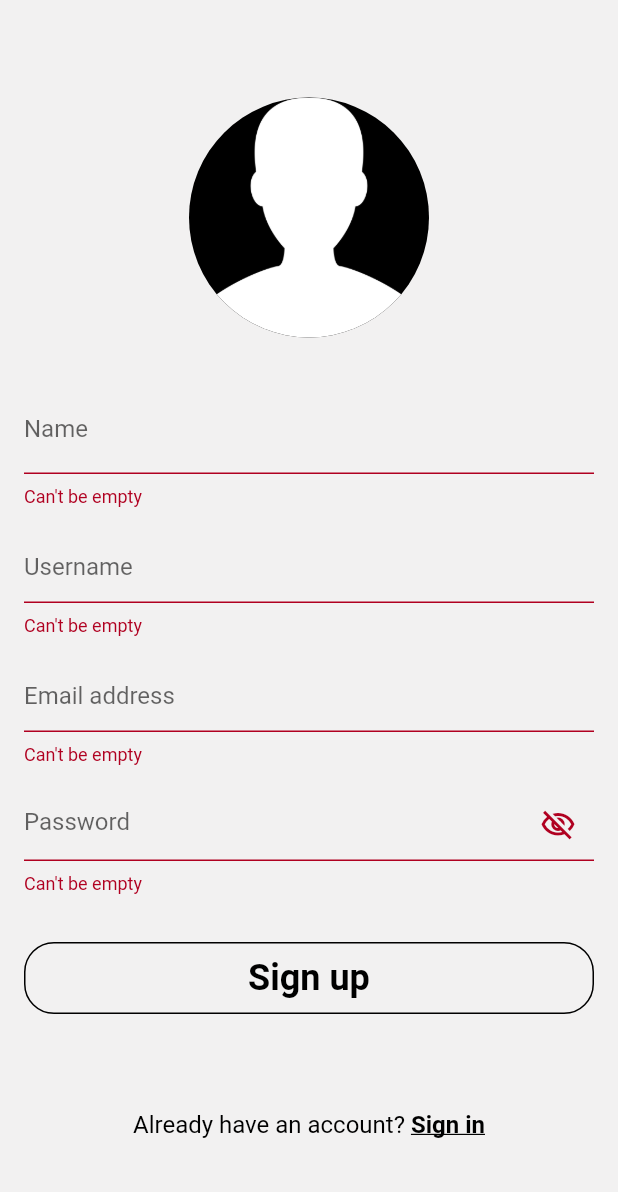
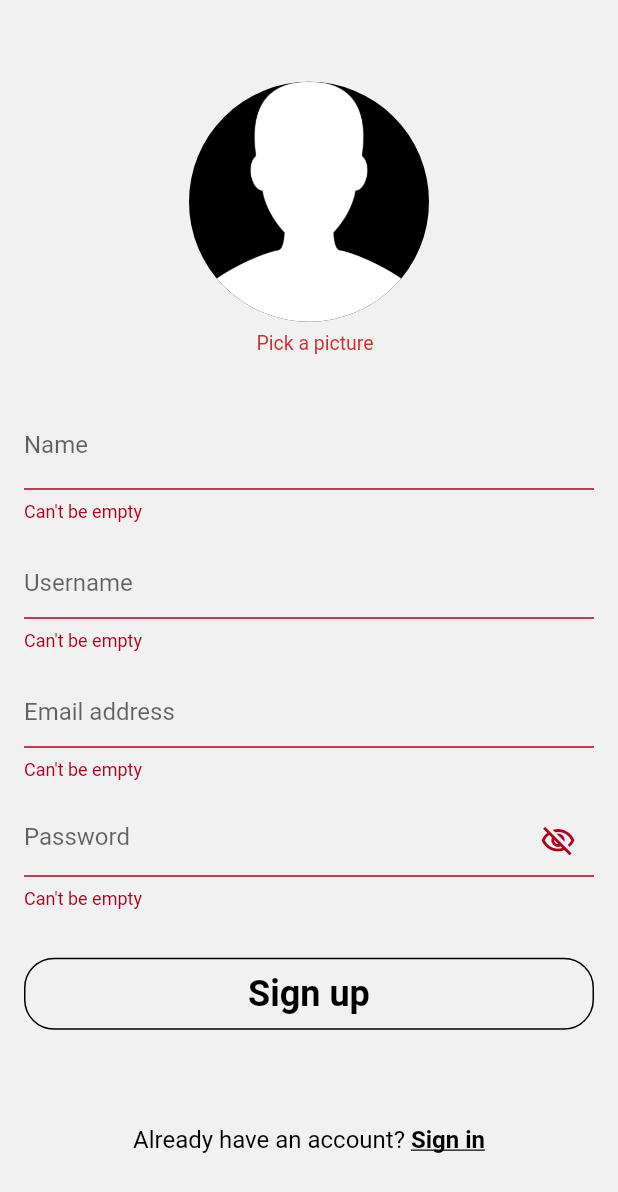
Before and after one commit to lutzzdias/quote_void, a Flutter app: the SignUpScreen screen opened by its route, after a tap on "Sign up", on a phone screen of 412 x 824 dp. Shown: the top 1192 px of the screen. Run offline on Flutter 3.47's test engine with Material 2 defaults, Android fonts, the phone set to English and light mode, and no system bars; our stand-ins replace cloud_firestore, firebase_auth, firebase_core, firebase_storage, flutter_riverpod, go_router and 3 more; accounts and stored records are empty; network calls fail.

Commit message:
feat: add image form validation

```diff
--- a/lib/src/constants/theme/app_text_style.dart
+++ b/lib/src/constants/theme/app_text_style.dart
@@ -70,4 +70,11 @@ class AppTextStyle {
     fontWeight: FontWeight.bold,
     color: Colors.black,
   );
+
+  static final error = TextStyle(
+    fontStyle: FontStyle.normal,
+    fontSize: 13,
+    color: Colors.red[700],
+    height: 0.5,
+  );
 }
--- /dev/null
+++ b/lib/src/features/authentication/presentation/sign_up/widgets/image_form_field.dart
@@ -0,0 +1,80 @@
+import 'dart:io';
+
+import 'package:flutter/material.dart';
+import 'package:flutter_riverpod/flutter_riverpod.dart';
+import 'package:image_picker/image_picker.dart';
+import 'package:quote_void/src/constants/app_sizes.dart';
+import 'package:quote_void/src/constants/theme/app_colors.dart';
+import 'package:quote_void/src/constants/theme/app_text_style.dart';
+import 'package:quote_void/src/utils/image_helper.dart';
+
+class ImageFormField extends ConsumerStatefulWidget {
+  const ImageFormField({
+    super.key,
+    required this.validator,
+    required this.onChanged,
+  });
+
+  final String? Function(File?) validator;
+  final Function(File) onChanged;
+
+  @override
+  ConsumerState<ImageFormField> createState() => _ImageFormFieldState();
+}
+
+class _ImageFormFieldState extends ConsumerState<ImageFormField> {
+  File? _pickedFile;
+
+  Future<void> pickImage(final ref, final formFieldState) async {
+    final ImageHelper imageHelper = ref.watch(imageHelperProvider);
+    final XFile? file = await imageHelper.pickImage();
+    if (file != null) {
+      final croppedFile = await imageHelper.cropImage(file: file);
+      if (croppedFile != null) {
+        setState(() => _pickedFile = File(croppedFile.path));
+        formFieldState.didChange(_pickedFile);
+        widget.onChanged.call(_pickedFile!);
+      }
+    }
+  }
+
+  @override
+  Widget build(BuildContext context) {
+    return FormField<File>(
+      validator: (file) => widget.validator(file),
+      builder: (formFieldState) => Column(
+        children: [
+          GestureDetector(
+            onTap: () async => await pickImage(ref, formFieldState),
+            child: Center(
+              child: FittedBox(
+                fit: BoxFit.contain,
+                child: CircleAvatar(
+                  radius: Sizes.p80,
+                  backgroundColor: AppColors.black,
+                  backgroundImage: _pickedFile == null
+                      ? const AssetImage(
+                              'assets/images/default-profile-pic.png')
+                          as ImageProvider
+                      : FileImage(
+                          File(_pickedFile!.path),
+                        ),
+                ),
+              ),
+            ),
+          ),
+          if (formFieldState.hasError) ...[
+            gapH4,
+            Padding(
+              padding: const EdgeInsets.only(left: 8, top: 10),
+              child: Text(
+                formFieldState.errorText!,
+                style: AppTextStyle.error,
+              ),
+            ),
+          ]
+        ],
+      ),
+    );
+  }
+}
--- a/lib/src/features/authentication/presentation/sign_up/widgets/sign_up_form.dart
+++ b/lib/src/features/authentication/presentation/sign_up/widgets/sign_up_form.dart
@@ -3,10 +3,9 @@ import 'dart:io';
 import 'package:firebase_storage/firebase_storage.dart';
 import 'package:flutter/material.dart';
 import 'package:flutter_riverpod/flutter_riverpod.dart';
-import 'package:quote_void/src/utils/image_helper.dart';
+import 'package:quote_void/src/features/authentication/presentation/sign_up/widgets/image_form_field.dart';
 import 'package:quote_void/src/widgets/password_field.dart';
 import 'package:quote_void/src/constants/app_sizes.dart';
-import 'package:quote_void/src/constants/theme/app_colors.dart';
 import 'package:quote_void/src/features/authentication/presentation/sign_up/sign_up_controller.dart';
 import 'package:quote_void/src/features/authentication/presentation/widgets/auth_button.dart';
 import 'package:uuid/uuid.dart';
@@ -52,17 +51,6 @@ class _SignUpFormState extends ConsumerState<SignUpForm> {
     }
   }
 
-  Future<void> pickImage() async {
-    final imageHelper = ref.watch(imageHelperProvider);
-    final file = await imageHelper.pickImage();
-    if (file != null) {
-      final croppedFile = await imageHelper.cropImage(file: file);
-      if (croppedFile != null) {
-        setState(() => _profilePic = File(croppedFile.path));
-      }
-    }
-  }
-
   @override
   Widget build(BuildContext context) {
     return Form(
@@ -71,24 +59,15 @@ class _SignUpFormState extends ConsumerState<SignUpForm> {
         crossAxisAlignment: CrossAxisAlignment.stretch,
         children: [
           // TODO: Add form validation to image
-          GestureDetector(
-            onTap: () => pickImage(),
-            child: Center(
-              child: FittedBox(
-                fit: BoxFit.contain,
-                child: CircleAvatar(
-                  radius: Sizes.p80,
-                  backgroundColor: AppColors.black,
-                  backgroundImage: _profilePic == null
-                      ? const AssetImage(
-                              'assets/images/default-profile-pic.png')
-                          as ImageProvider
-                      : FileImage(
-                          File(_profilePic!.path),
-                        ),
-                ),
-              ),
-            ),
+          ImageFormField(
+            validator: (file) {
+              if (file == null) return 'Pick a picture';
+              return null;
+            },
+            onChanged: (file) {
+              _profilePic = file;
+              _formKey.currentState?.validate();
+            },
           ),
           gapH32,
           TextFormField(
```
